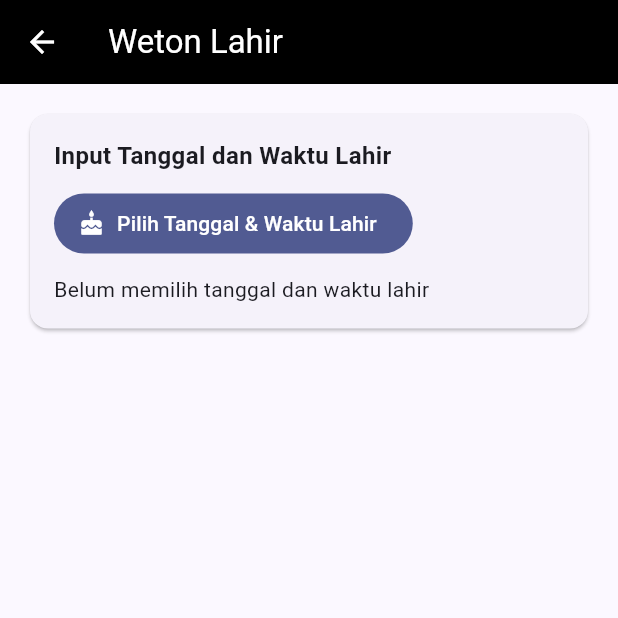
After one commit to atlet12/Tugas-Kelompok-TPM, a Flutter app: the WetonLahirPage screen opened directly, on a phone screen of 412 x 824 dp, the top half of it. The commit adds this screen. Run offline on Flutter 3.47's test engine with Material 3 defaults, Android fonts, the phone set to English and light mode, and no system bars.

Commit message:
Update pages and add weton lahir page

```diff
--- /dev/null
+++ b/tugaskelompok1/lib/pages/weton_lahir_page.dart
@@ -0,0 +1,147 @@
+import 'package:flutter/material.dart';
+import '../utils/jawa_calendar_utils.dart';
+
+class WetonLahirPage extends StatefulWidget {
+  const WetonLahirPage({super.key});
+
+  @override
+  State<WetonLahirPage> createState() => _WetonLahirPageState();
+}
+
+class _WetonLahirPageState extends State<WetonLahirPage> {
+  DateTime? _birthDateTime;
+
+  String _twoDigits(int value) => value.toString().padLeft(2, '0');
+
+  Future<void> _pickBirthDateTime() async {
+    final pickedDate = await showDatePicker(
+      context: context,
+      initialDate: _birthDateTime ?? DateTime(2000, 1, 1),
+      firstDate: DateTime(1900),
+      lastDate: DateTime.now(),
+    );
+
+    if (pickedDate == null || !mounted) return;
+
+    final initialTime =
+        _birthDateTime != null
+            ? TimeOfDay(
+              hour: _birthDateTime!.hour,
+              minute: _birthDateTime!.minute,
+            )
+            : const TimeOfDay(hour: 0, minute: 0);
+
+    final pickedTime = await showTimePicker(
+      context: context,
+      initialTime: initialTime,
+      helpText: 'Pilih Jam & Menit Lahir',
+    );
+
+    if (pickedTime == null || !mounted) return;
+
+    final initialSecond = _birthDateTime?.second ?? 0;
+    final pickedSecond = await showDialog<int>(
+      context: context,
+      builder: (dialogContext) {
+        int selectedSecond = initialSecond;
+        return AlertDialog(
+          title: const Text('Pilih Detik Lahir'),
+          content: StatefulBuilder(
+            builder: (context, setDialogState) {
+              return DropdownButton<int>(
+                value: selectedSecond,
+                isExpanded: true,
+                items: List.generate(60, (i) {
+                  return DropdownMenuItem<int>(
+                    value: i,
+                    child: Text(_twoDigits(i)),
+                  );
+                }),
+                onChanged: (value) {
+                  if (value == null) return;
+                  setDialogState(() {
+                    selectedSecond = value;
+                  });
+                },
+              );
+            },
+          ),
+          actions: [
+            TextButton(
+              onPressed: () => Navigator.of(dialogContext).pop(),
+              child: const Text('Batal'),
+            ),
+            FilledButton(
+              onPressed: () => Navigator.of(dialogContext).pop(selectedSecond),
+              child: const Text('Pilih'),
+            ),
+          ],
+        );
+      },
+    );
+
+    if (pickedSecond == null) return;
+
+    setState(() {
+      _birthDateTime = DateTime(
+        pickedDate.year,
+        pickedDate.month,
+        pickedDate.day,
+        pickedTime.hour,
+        pickedTime.minute,
+        pickedSecond,
+      );
+    });
+  }
+
+  @override
+  Widget build(BuildContext context) {
+    return Scaffold(
+      appBar: AppBar(title: const Text('Weton Lahir')),
+      body: Padding(
+        padding: const EdgeInsets.all(16),
+        child: Column(
+          crossAxisAlignment: CrossAxisAlignment.stretch,
+          children: [
+            Card(
+              child: Padding(
+                padding: const EdgeInsets.all(16),
+                child: Column(
+                  crossAxisAlignment: CrossAxisAlignment.start,
+                  children: [
+                    const Text(
+                      'Input Tanggal dan Waktu Lahir',
+                      style: TextStyle(fontSize: 16, fontWeight: FontWeight.bold),
+                    ),
+                    const SizedBox(height: 10),
+                    FilledButton.icon(
+                      onPressed: _pickBirthDateTime,
+                      icon: const Icon(Icons.cake),
+                      label: const Text('Pilih Tanggal & Waktu Lahir'),
+                    ),
+                    const SizedBox(height: 10),
+                    if (_birthDateTime == null)
+                      const Text('Belum memilih tanggal dan waktu lahir')
+                    else ...[
+                      Text(
+                        'Tanggal Lahir: ${JawaCalendarUtils.formatMasehi(_birthDateTime!)}',
+                      ),
+                      Text(
+                        'Waktu Lahir: ${_twoDigits(_birthDateTime!.hour)}:${_twoDigits(_birthDateTime!.minute)}:${_twoDigits(_birthDateTime!.second)}',
+                      ),
+                      const SizedBox(height: 8),
+                      Text('Weton: ${JawaCalendarUtils.formatJawa(_birthDateTime!)}'),
+                      Text(
+                        'Neptu Weton: ${JawaCalendarUtils.neptuTotal(_birthDateTime!)}',
+                      ),
+                    ],
+                  ],
+                ),
+              ),
+            ),
+          ],
+        ),
+      ),
+    );
+  }
+}
```
Also changed, not shown: tugaskelompok1/lib/pages/main_menu.dart (+7 -106 lines).
